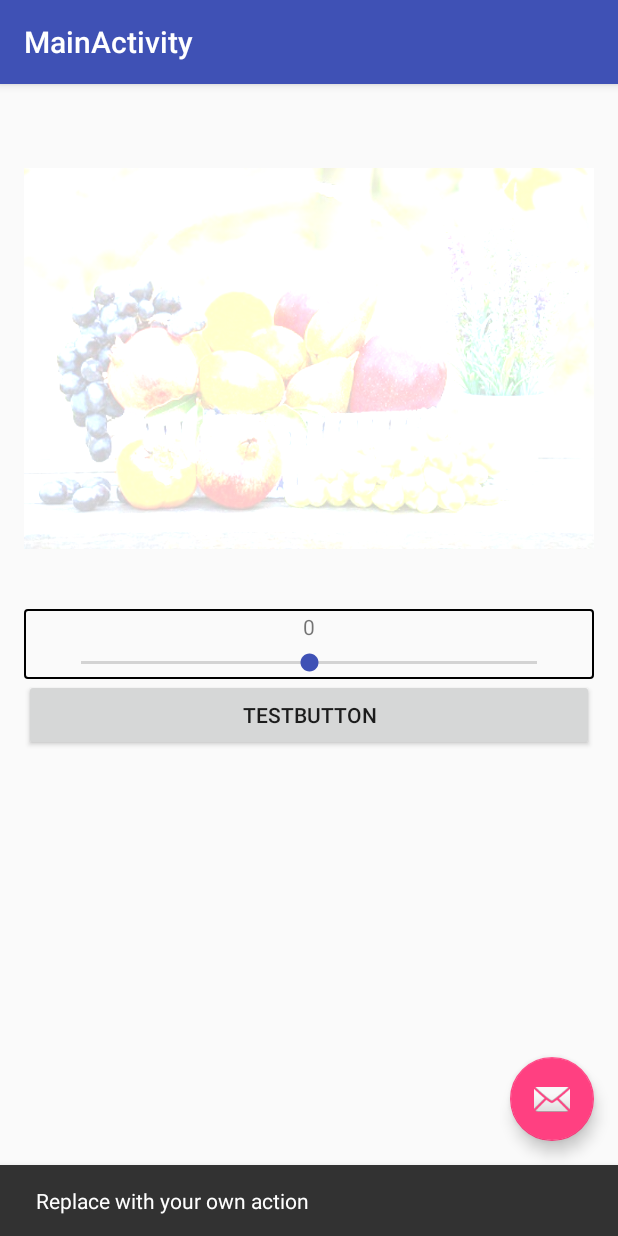
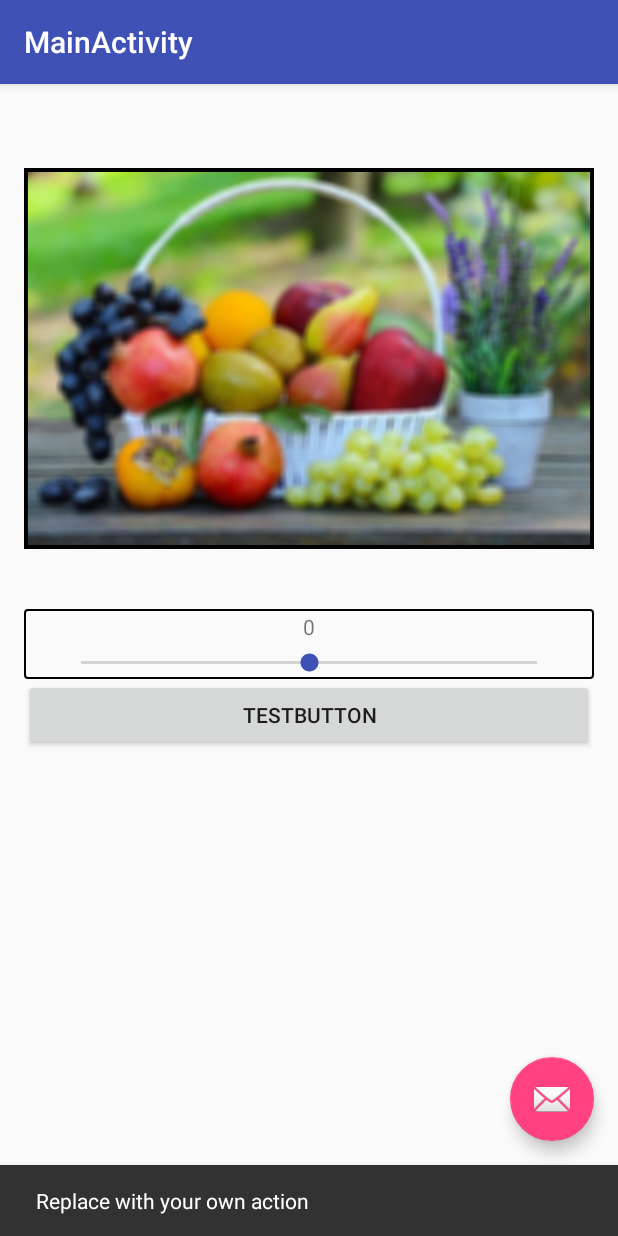
Before and after one commit to CyrilNb/ImageEditor, an Android app: the screen it shows after launch (MainActivity), after a tap on "TESTBUTTON", on a phone screen of 412 x 824 dp. Run offline under Robolectric (Android 15) with nearby library versions, the phone set to English and light mode, and no system bars; 1 other tap on this screen came first.

Commit message:
Filtre moyenneur disponible avec une taille de filtre variable

```diff
--- /dev/null
+++ b/app/src/main/java/projet_techno_l3/imageeditor/ImageModifications/FiltreMoyenneur.java
@@ -0,0 +1,123 @@
+package projet_techno_l3.imageeditor.ImageModifications;
+
+import android.graphics.Bitmap;
+import android.graphics.Color;
+import android.text.style.LineHeightSpan;
+import android.util.Log;
+
+/**
+ * Created by gagno on 2/10/2017.
+ */
+
+public class FiltreMoyenneur extends AbstractImageModification {
+
+    private final int filterSize;
+
+    public FiltreMoyenneur(Bitmap src, int filterSize) {
+        this.src = src;
+        if(filterSize%2 != 1){
+            filterSize = filterSize-1;
+        }
+        this.filterSize =filterSize;
+    }
+
+    private int getAverage(int [][]pixels2D) {
+        int arrayHeight = pixels2D.length;
+        int arrayWidth = pixels2D[0].length;
+        int totalRed = 0;
+        int totalGreen = 0;
+        int totalBlue = 0;
+        Double totalPixels = (double) (arrayHeight * arrayWidth);
+
+        for (int y = 0; y < arrayHeight; y++) {
+            for (int x = 0; x < arrayWidth; x++) {
+                 int pixel = pixels2D[y][x];
+                totalRed += Color.red(pixel);
+                totalGreen += Color.green(pixel);
+                totalBlue += Color.blue(pixel);
+            }
+        }
+        Double finalRed = totalRed/totalPixels;
+        Double finalGreen = totalGreen/totalPixels;
+        Double finalBlue = totalBlue/totalPixels;
+
+        return Color.rgb(finalRed.intValue(),finalGreen.intValue(),finalBlue.intValue());
+    }
+
+    private int[][] get2DPixels(int pixels[],int width, int height){
+        int[][] newPixels = new int[height][width];
+        for (int y = 0; y < height; y++) {
+            for (int x = 0; x < width; x++) {
+                newPixels[y][x] = pixels[y*width + x];
+            }
+        }
+        return newPixels;
+    }
+
+    @Override
+    public Object call() throws Exception {
+
+
+        Bitmap result = src.copy(Bitmap.Config.ARGB_8888, true);
+
+        int imgHeight = result.getHeight();
+        int imgWidth = result.getWidth();
+
+        int[] pixels = new int[imgWidth * imgHeight];
+        int[] newPixels = new int[imgWidth * imgHeight];
+        result.getPixels(pixels, 0, imgWidth, 0, 0, imgWidth, imgHeight);
+        int[][] pixels2D = get2DPixels(pixels,imgWidth,imgHeight);
+        int offset = (filterSize-1)/2;
+        // Pour chaque pixel
+        for (int y = 0; y < imgHeight-(offset*2); y++) { // We keep away from the borders
+            for (int x = 0; x < imgWidth-(offset*2); x++) { // Same here for the width
+                int[][] subPixels;
+                if((subPixels = copySubrange(pixels2D,x,y,filterSize,filterSize)) == null){
+                    Log.d("MOY_COPYSUBRANGE","Subrange is null");
+                    newPixels[y*imgWidth + x] = Color.WHITE;
+                }else{
+
+                newPixels[(y+offset)*imgWidth + x+offset] = getAverage(subPixels);
+
+                }
+            }
+        }
+
+        result.setPixels(newPixels, 0, imgWidth, 0, 0, imgWidth, imgHeight);
+        return result;
+    }
+
+    private static int[][] copySubrange(int[][] source, int x, int y, int width, int height) {
+
+        if (source == null) {
+            return null;
+        }
+        if (source.length == 0) {
+            return new int[0][0];
+        }
+        if (height < 0) {
+            throw new IllegalArgumentException("height must be positive");
+        }
+        if (width < 0) {
+            throw new IllegalArgumentException("width must be positive");
+        }
+        if ((y + height) > source.length) {
+            Log.d("MOY_TESTHEIGHT","Height = " + height);
+            return null;
+        }
+        if((x+width) > source[0].length){
+            Log.d("MOY_TESTWIDTH","Height = " + height);
+
+            return null;
+        }
+        int[][] dest = new int[height][width];
+        for (int destY = 0; destY < height; destY++) {
+            int[] srcRow = source[(y + destY)];
+            if ((x + width) > srcRow.length) {
+                throw new IllegalArgumentException("subrange too wide");
+            }
+            System.arraycopy(srcRow, x, dest[destY], 0, width);
+        }
+        return dest;
+    }
+}
--- a/app/src/main/java/projet_techno_l3/imageeditor/MainActivity.java
+++ b/app/src/main/java/projet_techno_l3/imageeditor/MainActivity.java
@@ -15,6 +15,7 @@ import android.widget.TextView;
 import java.util.concurrent.Callable;
 
 import projet_techno_l3.imageeditor.ImageModifications.BrightnessEditor;
+import projet_techno_l3.imageeditor.ImageModifications.FiltreMoyenneur;
 
 public class MainActivity extends AppCompatActivity {
 
@@ -69,7 +70,7 @@ public class MainActivity extends AppCompatActivity {
     }
 
     public void onTestButtonClicked(View view) {
-        Callable imageModif = new BrightnessEditor(((BitmapDrawable) mainImageView.getDrawable()).getBitmap(),80);
+        Callable imageModif = new FiltreMoyenneur(((BitmapDrawable) mainImageView.getDrawable()).getBitmap(),11);
 
         try {
             mainImageView.setImageBitmap((Bitmap) imageModif.call());
```
Also changed, not shown: app/src/main/java/projet_techno_l3/imageeditor/ImageModifications/ContrastEditor.java (added, +60 -0 lines).
